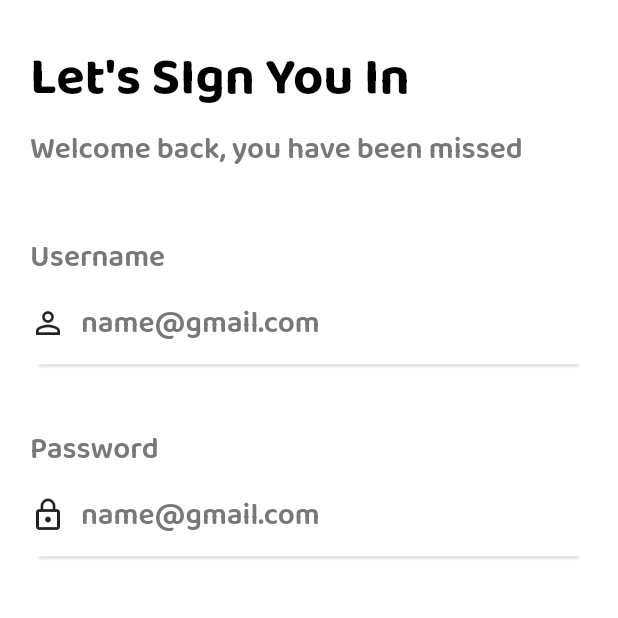
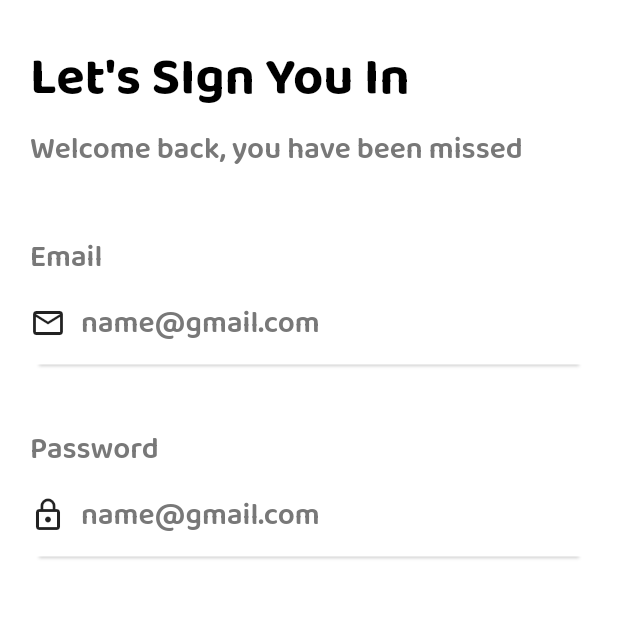
Before and after one commit to Greatoexclusive/user-_auth_app, a Flutter app: the screen it shows after launch, after a tap on "LOGIN", on a phone screen of 412 x 824 dp, the top half of it. Run offline on Flutter 3.47's test engine with Material 2 defaults, Android fonts, the light colour scheme and no system bars; our stand-ins replace google_fonts, pin_code_fields; network calls fail.

Commit message:
all authentication done

```diff
--- a/lib/core/constants/api_routes.dart
+++ b/lib/core/constants/api_routes.dart
@@ -2,4 +2,5 @@ class ApiRoutes {
   static String baseUrl = "https://kudel-exp-api.herokuapp.com";
   static String verifyEmail = "/api/auth/send/verification/email/";
   static String verifyOtp = "/api/auth/verify/email/";
+  static String signUp = "/api/auth/users/?as=REGULAR";
 }
--- a/lib/core/constants/textfieldtype_keys.dart
+++ b/lib/core/constants/textfieldtype_keys.dart
@@ -1,6 +1,7 @@
 class InputType {
   static const String email = "email";
   static const String password = "password";
-  static const String username = "username";
+  static const String firstname = "firstname";
+  static const String lastname = "lastname";
   static const String phone = "phone";
 }
--- a/lib/main.dart
+++ b/lib/main.dart
@@ -12,21 +12,9 @@ class MyApp extends StatelessWidget {
   // This widget is the root of your application.
   @override
   Widget build(BuildContext context) {
-    return MaterialApp(
-      title: 'Flutter Demo',
-      theme: ThemeData(
-        // This is the theme of your application.
-        //
-        // Try running your application with "flutter run". You'll see the
-        // application has a blue toolbar. Then, without quitting the app, try
-        // changing the primarySwatch below to Colors.green and then invoke
-        // "hot reload" (press "r" in the console where you ran "flutter run",
-        // or simply save your changes to "hot reload" in a Flutter IDE).
-        // Notice that the counter didn't reset back to zero; the application
-        // is not restarted.
-        primarySwatch: Colors.blue,
-      ),
-      home: const OnBoardingView(),
+    return const MaterialApp(
+      title: '',
+      home: OnBoardingView(),
     );
   }
 }
--- a/lib/views/authentication/signi_view.dart
+++ b/lib/views/authentication/sigin_view.dart
@@ -13,7 +13,7 @@ class SignInView extends StatefulWidget {
   State<SignInView> createState() => _SignInViewState();
 }
 
-TextEditingController usernameController = TextEditingController();
+TextEditingController emailController = TextEditingController();
 TextEditingController passwordController = TextEditingController();
 
 class _SignInViewState extends State<SignInView> {
@@ -40,8 +40,8 @@ class _SignInViewState extends State<SignInView> {
                     height: 20,
                   ),
                   AppTextField(
-                    controller: usernameController,
-                    type: InputType.username,
+                    controller: emailController,
+                    type: InputType.email,
                   ),
                   AppTextField(
                     controller: passwordController,
--- a/lib/views/authentication/verifyemail_view.dart
+++ b/lib/views/authentication/verifyemail_view.dart
@@ -21,14 +21,14 @@ class VerifyEmailView extends StatefulWidget {
 AuthServices _authServices = AuthServices();
 bool isLoading = false;
 bool result = false;
-TextEditingController emailController = TextEditingController();
+TextEditingController _emailController = TextEditingController();
 
 class _VerifyEmailViewState extends State<VerifyEmailView> {
   verifyEmail() async {
     isLoading = true;
     setState(() {});
     print("about to verify");
-    result = await _authServices.verifyEmail(email: emailController.text);
+    result = await _authServices.verifyEmail(email: _emailController.text);
     print("out already");
     isLoading = false;
     setState(() {});
@@ -61,7 +61,7 @@ class _VerifyEmailViewState extends State<VerifyEmailView> {
                       height: 20,
                     ),
                     AppTextField(
-                      controller: emailController,
+                      controller: _emailController,
                       type: InputType.email,
                     ),
                     const SizedBox(
@@ -80,7 +80,7 @@ class _VerifyEmailViewState extends State<VerifyEmailView> {
                             context,
                             MaterialPageRoute(
                               builder: (context) => OtpView(
-                                email: emailController.text,
+                                email: _emailController.text,
                               ),
                             ),
                           );
--- a/lib/views/onboarding/onboarding_view.dart
+++ b/lib/views/onboarding/onboarding_view.dart
@@ -1,7 +1,7 @@
 import 'package:flutter/material.dart';
 import 'package:user_auth_app/utils/text.dart';
 import 'package:user_auth_app/views/authentication/forgotpassword_view.dart';
-import 'package:user_auth_app/views/authentication/signi_view.dart';
+import 'package:user_auth_app/views/authentication/sigin_view.dart';
 import 'package:user_auth_app/views/authentication/verifyemail_view.dart';
 import 'package:user_auth_app/widgets/app_buttom.dart';
 import 'package:user_auth_app/widgets/fb_button.dart';
--- a/lib/widgets/app_textfield.dart
+++ b/lib/widgets/app_textfield.dart
@@ -29,24 +29,28 @@ class AppTextField extends StatelessWidget {
       child: Column(
         crossAxisAlignment: CrossAxisAlignment.start,
         children: [
-          AppText.caption(type == InputType.email
-              ? "Email"
-              : type == InputType.password
-                  ? "Password"
-                  : type == InputType.username
-                      ? "Username"
-                      : type == InputType.phone
-                          ? "PhoneNUmber"
-                          : ""),
+          AppText.caption(
+            type == InputType.email
+                ? "Email"
+                : type == InputType.password
+                    ? "Password"
+                    : type == InputType.firstname
+                        ? "First Name"
+                        : type == InputType.phone
+                            ? "Phone Number"
+                            : type == InputType.lastname
+                                ? "Last Name"
+                                : "",
+          ),
           Row(
             children: [
               Icon(type == InputType.email
                   ? Icons.mail_outline
                   : type == InputType.password
                       ? Icons.lock_outline
-                      : type == InputType.username
-                          ? Icons.person_outline
-                          : Icons.circle),
+                      : type == InputType.phone
+                          ? Icons.phone
+                          : Icons.person_outlined),
               const SizedBox(
                 width: 10,
               ),
```
Also changed, not shown: lib/core/services/auth_service.dart (+40 -2 lines), lib/views/authentication/otp_view.dart (+16 -4 lines), lib/views/authentication/signup_view.dart (+80 -19 lines), lib/views/dashboard/dashboard_view.dart (added, +38 -0 lines).
